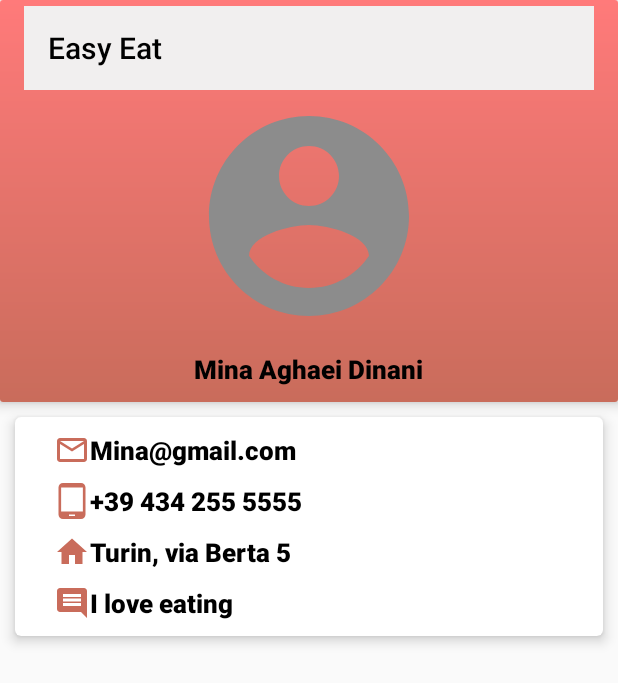
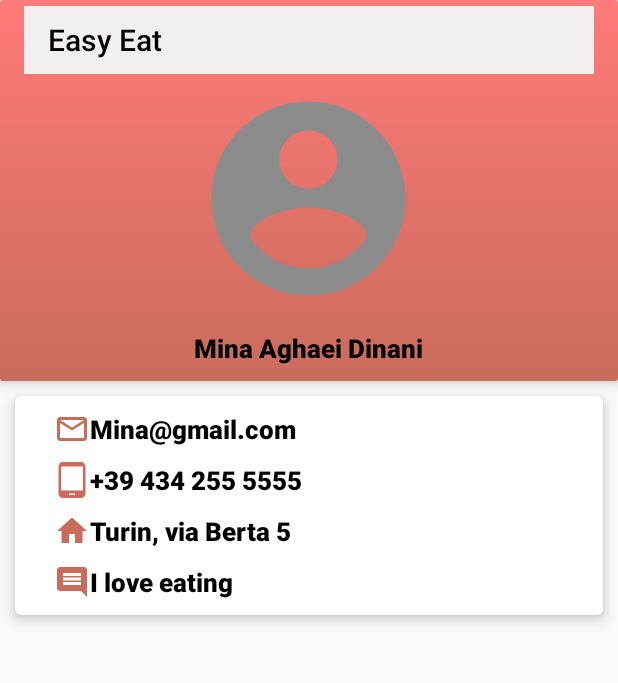
Before and after one commit to Vale-polito/customer_app, an Android app: the layout activity_profile.xml on its own in the app's theme, with its tools: preview values and no code run, on a phone screen of 412 x 824 dp. Shown: the top 683 px of the screen. Run offline under Robolectric (Android 15) with nearby library versions, the phone set to English and light mode, and no system bars.

Commit message:
Update profile

```diff
--- a/app/src/main/AndroidManifest.xml
+++ b/app/src/main/AndroidManifest.xml
@@ -17,7 +17,8 @@
         android:roundIcon="@mipmap/ic_launcher_round"
         android:supportsRtl="true"
         android:theme="@style/AppTheme">
-        <activity android:name=".PasswordActivity"></activity>
+        <activity android:name=".EditProfileActivity"></activity>
+        <activity android:name=".PasswordActivity" />
         <activity android:name=".ProfileActivity" />
         <activity
             android:name=".Home"
--- a/app/src/main/java/com/example/customer/SignUpActivity.java
+++ b/app/src/main/java/com/example/customer/SignUpActivity.java
@@ -422,7 +422,6 @@ public class SignUpActivity extends AppCompatActivity {
                             CustomersProfile customersProfile = new CustomersProfile();
                             customersProfile.setName(name);
                             customersProfile.setEmail(email);
-                            customersProfile.setPassword(password);
                            customersProfile.setPhone(phone);
                             customersProfile.setAddress(address);
                             customersProfile.setShortdescription(description);
@@ -491,7 +490,7 @@ public class SignUpActivity extends AppCompatActivity {
         FirebaseDatabase firebaseDatabase=FirebaseDatabase.getInstance();
         //will save it under Uid
         DatabaseReference myRef= firebaseDatabase.getReference(mAuth.getUid());
-        CustomersProfile customersProfile= new CustomersProfile(txt_Name.getText().toString().trim(),txt_Phone.getText().toString().trim(),txt_Mail.getText().toString().trim(),txt_Password.getText().toString().trim(),txt_Address.getText().toString().trim(),txt_Description.getText().toString().trim(),String.valueOf(image_uri));
+        CustomersProfile customersProfile= new CustomersProfile(txt_Name.getText().toString().trim(),txt_Phone.getText().toString().trim(),txt_Mail.getText().toString().trim(),txt_Address.getText().toString().trim(),txt_Description.getText().toString().trim(),String.valueOf(image_uri));
 
         myRef.setValue(customersProfile);
 
--- a/app/src/main/res/layout/activity_profile.xml
+++ b/app/src/main/res/layout/activity_profile.xml
@@ -21,9 +21,9 @@
         android:paddingRight="16dp">
 
         <android.support.v7.widget.Toolbar
-            android:id="@+id/toolbar"
+            android:id="@+id/toolbarEdit"
             android:layout_width="match_parent"
-            android:layout_height="?attr/actionBarSize"
+            android:layout_height="45dp"
             android:layout_marginTop="4dp"
             android:background="@color/lightGrayTransparent"
             android:fontFamily="sans-serif-black"
@@ -32,10 +32,10 @@
 
         <de.hdodenhof.circleimageview.CircleImageView
             android:id="@+id/imgProfile"
-            android:layout_width="160dp"
-            android:layout_height="160dp"
+            android:layout_width="155dp"
+            android:layout_height="155dp"
             android:layout_gravity="center_horizontal"
-            android:layout_marginTop="4dp"
+            android:layout_marginTop="5dp"
             android:contentDescription="@string/Img_des"
             android:src="@drawable/ic_account" />
 
--- a/app/src/main/res/menu/editmenu.xml
+++ b/app/src/main/res/menu/editmenu.xml
@@ -6,7 +6,7 @@ tools:context="com.example.test1.MainActivity">
 >
 <item
     android:id="@+id/btn_edit"
-    android:icon="@drawable/ic_create_black_24dp"
+    android:icon="@drawable/ic_edit"
     android:title="@string/edit"
     app:showAsAction="always" />
 </menu>
```
Also changed, not shown: app/src/main/java/com/example/customer/CustomersProfile.java (+3 -9 lines), app/src/main/java/com/example/customer/ProfileActivity.java (+31 -3 lines).
